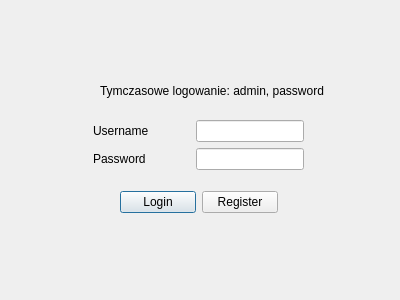
KFugler/ProjektPk4, file loginwindow.ui: the form before one commit.
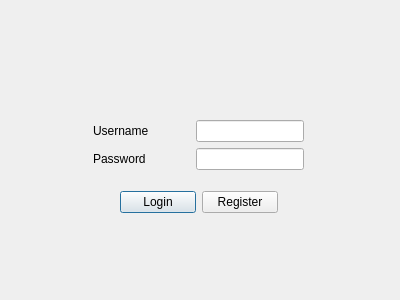
The form after the commit.

Diff of the .ui file:
```diff
--- a/loginwindow.ui
+++ b/loginwindow.ui
@@ -79,19 +79,6 @@
     </item>
    </layout>
   </widget>
-  <widget class="QLabel" name="label_3">
-   <property name="geometry">
-    <rect>
-     <x>100</x>
-     <y>70</y>
-     <width>281</width>
-     <height>41</height>
-    </rect>
-   </property>
-   <property name="text">
-    <string>Tymczasowe logowanie: admin, password</string>
-   </property>
-  </widget>
  </widget>
  <resources/>
  <connections/>
```
Left out of the diff: 6 changed lines with no effect on the pictures.
